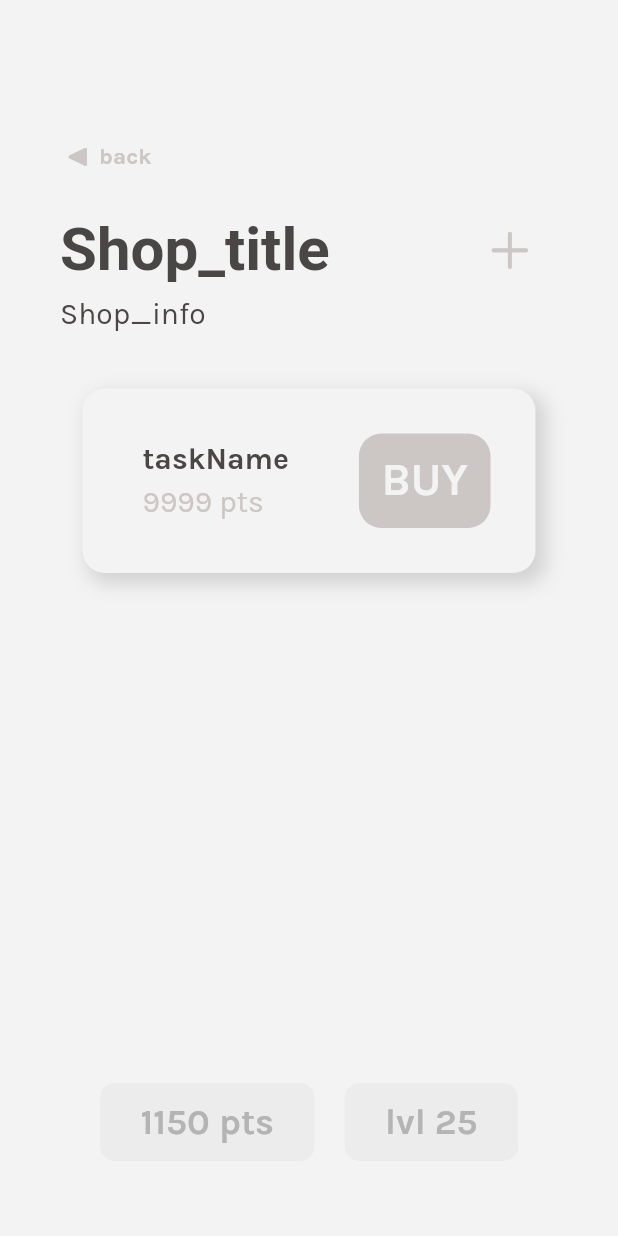
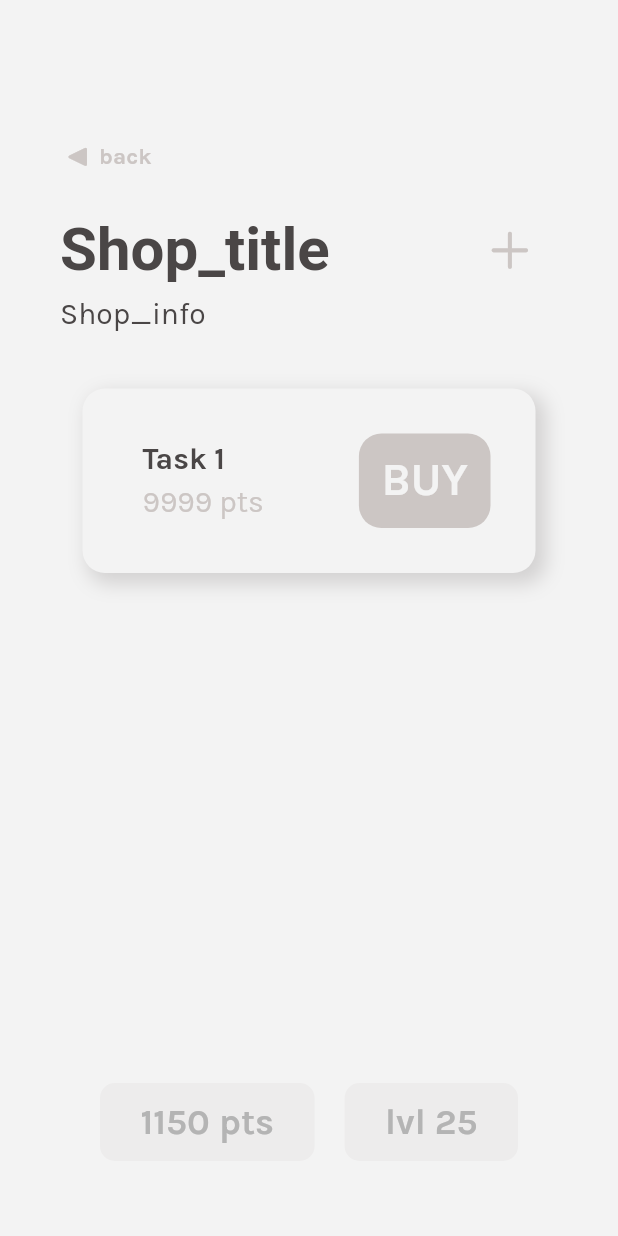
Before and after one commit to iloveproggen/relatee-frontend, a Flutter app: the screen it shows after launch, after a tap on an icon or button, on a phone screen of 412 x 824 dp. Run offline on Flutter 3.47's test engine with Material 3 defaults, Android fonts, the phone set to English and light mode, and no system bars; our stand-ins replace flutter_svg, get; network calls fail; Roboto replaces fonts that are missing (Sedan).

Commit message:
FINALLYYYYYYYYYYYYYYYYYYY
MAN KANN NEUE SHOP ITEMS EINFÜGEN AHSDIUHAILUSJDOAJS

```diff
--- a/frontend_v1/lib/main.dart
+++ b/frontend_v1/lib/main.dart
@@ -136,7 +136,7 @@ class IconRow extends StatelessWidget {
             padding: EdgeInsets.zero,
             iconSize: size,
             onPressed: () {
-              Navigator.of(context).push(ShopView.route());},
+              Navigator.of(context).push(ShopViewState.route());},
             icon: Icon(
               CupertinoIcons.cart_fill,
               color: col,
--- a/frontend_v1/lib/shop.dart
+++ b/frontend_v1/lib/shop.dart
@@ -93,9 +93,39 @@ class _ShopIconState extends State<ShopIcon>
 }
 
 class ShopView extends StatefulWidget {
-  const ShopView({super.key});
+  const ShopView({super.key, this.itemToAdd});
 
-  static Route<dynamic> route() {
+  final ItemCard? itemToAdd; // Define itemToAdd parameter
+
+  Route<dynamic> route() {
+    return CupertinoPageRoute(
+      builder: (BuildContext context) {
+        return ShopView(itemToAdd: itemToAdd);
+      },
+    );
+  }
+
+  @override
+  State<ShopView> createState() => ShopViewState();
+}
+class ShopViewState extends State<ShopView> {
+  final List<Widget> itemCards = [
+    const ItemCard(taskName: "Task 1", taskPrice: "9999")
+  ];
+
+  void initState() {
+    super.initState();
+    // Add item if passed through route arguments
+    if (widget.itemToAdd != null) {
+      addItem(widget.itemToAdd!);
+    }
+  }
+
+  void addItem(ItemCard item) {
+      itemCards.add(item);
+  }
+
+    static Route<dynamic> route() {
     return CupertinoPageRoute(
       builder: (BuildContext context) {
         return const ShopView();
@@ -103,16 +133,13 @@ class ShopView extends StatefulWidget {
     );
   }
 
-  @override
-  State<ShopView> createState() => ShopViewState();
-
-
-}
-
-class ShopViewState extends State<ShopView> {
+  // Getter for the itemCards list
+  List<Widget> get getItemCards => itemCards;
 
   final Color colLight = const Color.fromARGB(255, 243, 243, 243);
+
   final Color colMid = const Color.fromARGB(255, 204, 198, 196);
+
   final Color colText = const Color(0xFF4A4646);
 
   @override
@@ -138,7 +165,8 @@ class ShopViewState extends State<ShopView> {
                 ),
                 TextButton(
                     onPressed: () {
-                      Navigator.of(context).push(NewShopItem.route());
+                    Navigator.of(context).push(NewShopItem.route());
+
                     },
                     child: const Icon(CupertinoIcons.add,
                         color: Color.fromARGB(255, 204, 198, 196), size: 35))
@@ -154,9 +182,12 @@ class ShopViewState extends State<ShopView> {
             ),
             const SizedBox(height: 20),
             Expanded(
-              child: ListView(
+              child: ListView.builder(
                 scrollDirection: Axis.vertical,
-                children: const [ ItemCard(taskName: "taskName", taskPrice: "9999"),]
+                itemCount: itemCards.length,
+                itemBuilder: (context, index) {
+                  return itemCards[index];
+                },
                 ),
               ),
             const SizedBox(height: 20),
```
Also changed, not shown: frontend_v1/lib/Create_New_ShopItem.dart (+12 -3 lines).
